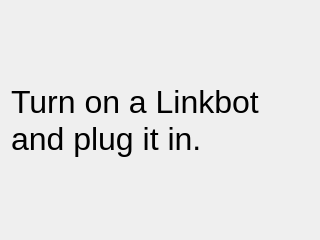
Above: linkbot_internal_dev/forms/start.ui from BaroboRobotics/linkbot-internal-dev before the change. Below: the same form after it.
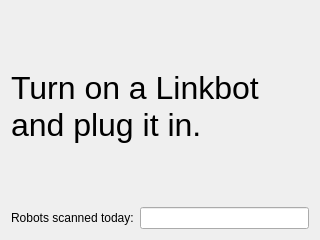
That is the form after the change.

Patch:
```diff
--- a/linkbot_internal_dev/forms/start.ui
+++ b/linkbot_internal_dev/forms/start.ui
@@ -29,6 +29,20 @@
      </property>
     </widget>
    </item>
+   <item>
+    <layout class="QHBoxLayout" name="horizontalLayout">
+     <item>
+      <widget class="QLabel" name="label_2">
+       <property name="text">
+        <string>Robots scanned today:</string>
+       </property>
+      </widget>
+     </item>
+     <item>
+      <widget class="QLineEdit" name="lineEdit"/>
+     </item>
+    </layout>
+   </item>
   </layout>
  </widget>
  <resources/>
```
